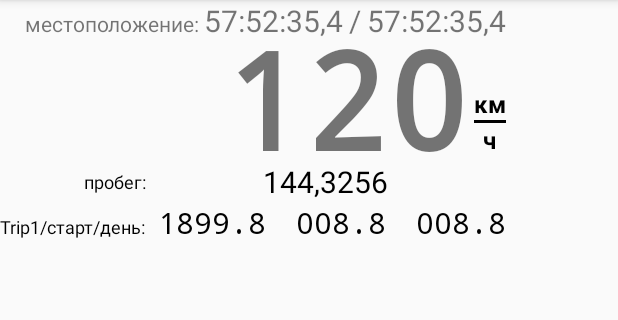
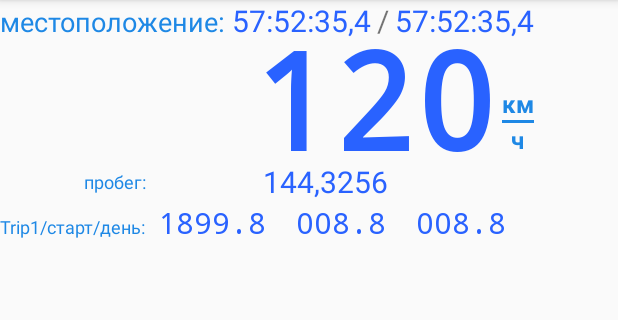
Before and after one commit to max314/CarDashboard, an Android app: the fragment SpeedFragment shown on its own in the app's theme, on a phone screen of 412 x 824 dp, the part 84-404 px from its top. Run offline under Robolectric (Android 15) with nearby library versions, the phone set to English and light mode, and no system bars; our stand-ins replace ButterKnife.

Commit message:
Цвета для фрейма скорости

```diff
--- a/app/src/main/res/layout/fragment_speed.xml
+++ b/app/src/main/res/layout/fragment_speed.xml
@@ -15,15 +15,16 @@
             android:layout_height="wrap_content"
             android:layout_gravity="right">
             <TextView
+                style="@style/SpeedCoordinateLabel"
                 android:layout_width="wrap_content"
                 android:layout_height="wrap_content"
                 android:text="местоположение: "/>
 
             <TextView
+                style="@style/SpeedCoordinateData"
                 android:id="@+id/frSpeedLatitude"
                 android:layout_width="wrap_content"
                 android:layout_height="wrap_content"
-                android:textSize="20dp"
                 android:text="57:52:35,4" />
 
             <TextView
@@ -35,10 +36,11 @@
                 android:text="/" />
 
             <TextView
+                style="@style/SpeedCoordinateData"
                 android:id="@+id/frSpeedLongitude"
                 android:layout_width="wrap_content"
                 android:layout_height="wrap_content"
-                android:textSize="20dp"
+
                 android:text="57:52:35,4" />
         </LinearLayout>
 
@@ -52,6 +54,7 @@
             >
 
             <TextView
+                style="@style/SpeedSpeenData"
                 android:id="@+id/frSpeedSpeed"
                 android:layout_width="wrap_content"
                 android:layout_height="wrap_content"
@@ -75,24 +78,24 @@
                 android:textIsSelectable="false">
 
                 <TextView
+                    style="@style/SpeedSpeedLabel"
                     android:layout_width="wrap_content"
                     android:layout_height="wrap_content"
                     android:text="км"
-                    android:textColor="@android:color/black"
                     android:textSize="16dp"
                     android:textStyle="bold" />
 
                 <View
                     android:layout_width="fill_parent"
                     android:layout_height="2dp"
-                    android:background="@android:color/black" />
+                    android:background="#1e88e5" />
 
                 <TextView
+                    style="@style/SpeedSpeedLabel"
                     android:layout_width="wrap_content"
                     android:layout_height="wrap_content"
                     android:layout_gravity="center"
                     android:text="ч"
-                    android:textColor="@android:color/black"
                     android:textSize="16dp"
                     android:textStyle="bold" />
             </LinearLayout>
@@ -106,21 +109,21 @@
             android:layout_marginTop="-10dp"
             >
             <TextView
+                style="@style/SpeedSpeedLabel"
                 android:layout_width="wrap_content"
                 android:layout_height="wrap_content"
                 android:text="пробег:"
-                android:textColor="@android:color/black"
                 android:textSize="12dp"
                 android:layout_column="0"
                 android:layout_row="0"
                 android:layout_gravity="right|center"
                 />
             <TextView
+                style="@style/SpeedSpeenData"
                 android:id="@+id/frSpeedTripAll"
                 android:layout_width="match_parent"
                 android:layout_height="wrap_content"
                 android:text="144,3256"
-                android:textColor="@android:color/black"
                 android:textSize="20dp"
                 android:layout_column="1"
                 android:layout_columnSpan="3"
@@ -128,21 +131,21 @@
                 android:layout_gravity="center"
                 />
             <TextView
+                style="@style/SpeedSpeedLabel"
                 android:layout_width="wrap_content"
                 android:layout_height="wrap_content"
                 android:text="Trip1/старт/день:"
-                android:textColor="@android:color/black"
                 android:textSize="12dp"
                 android:layout_column="0"
                 android:layout_row="1"
 
                 />
             <TextView
+                style="@style/SpeedSpeenData"
                 android:id="@+id/frSpeedTripOwn"
                 android:layout_width="80dp"
                 android:layout_height="wrap_content"
                 android:text="1899.8"
-                android:textColor="@android:color/black"
                 android:textSize="20dp"
                 android:typeface="monospace"
                 android:layout_column="1"
@@ -150,11 +153,11 @@
                 android:gravity="right"
                 />
             <TextView
+                style="@style/SpeedSpeenData"
                 android:id="@+id/frSpeedTripStart"
                 android:layout_width="80dp"
                 android:layout_height="wrap_content"
                 android:text="008.8"
-                android:textColor="@android:color/black"
                 android:textSize="20dp"
                 android:typeface="monospace"
                 android:layout_column="2"
@@ -162,11 +165,11 @@
                 android:gravity="right"
                 />
             <TextView
+                style="@style/SpeedSpeenData"
                 android:id="@+id/frSpeedTripDay"
                 android:layout_width="80dp"
                 android:layout_height="wrap_content"
                 android:text="008.8"
-                android:textColor="@android:color/black"
                 android:textSize="20dp"
                 android:typeface="monospace"
                 android:layout_column="3"
--- a/app/src/main/res/values/styles.xml
+++ b/app/src/main/res/values/styles.xml
@@ -23,4 +23,23 @@
 
     <style name="ButtonBarButton" />
 
+    <style name="SpeedCoordinateLabel">
+        <item name="android:textColor">#1e88e5</item>
+        <item name="android:textSize">18sp</item>
+
+    </style>
+    <style name="SpeedCoordinateData" >
+        <item name="android:textColor">#2962ff</item>
+        <item name="android:textSize">20sp</item>
+    </style>
+    <style name="SpeedSpeedLabel">
+        <item name="android:textColor">#1e88e5</item>
+
+
+    </style>
+    <style name="SpeedSpeenData" >
+        <item name="android:textColor">#2962ff</item>
+
+    </style>
+
 </resources>
```
